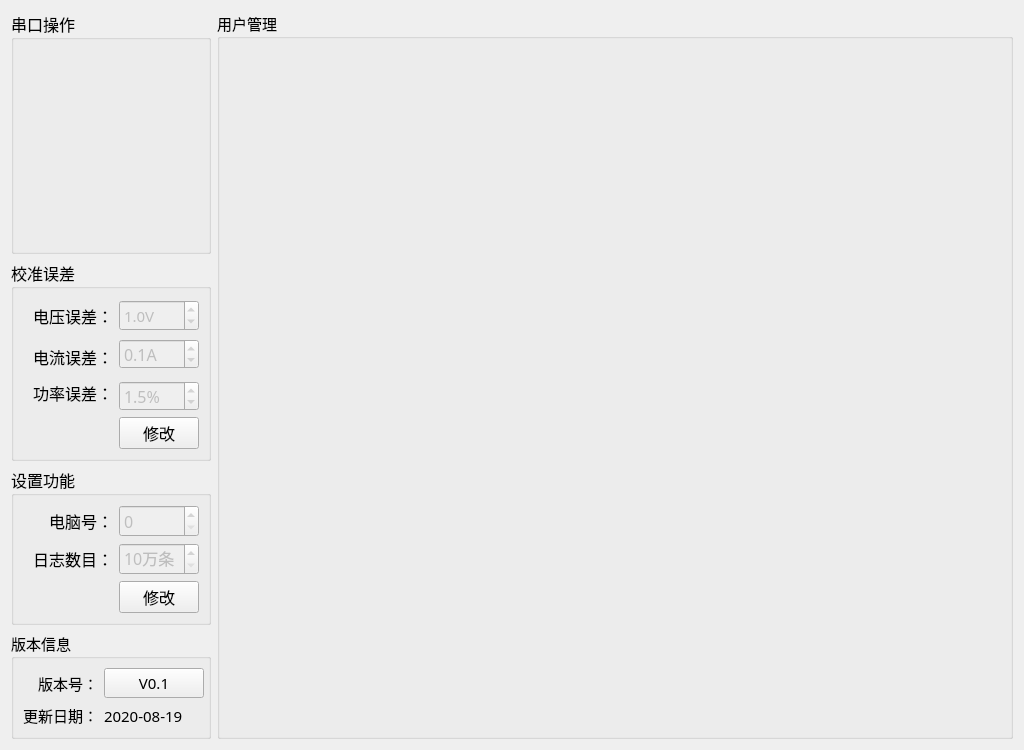
First picture: the form in MasterCtrlSet/setups/setup_mainwid.ui, repository ChinaClever/PDU-Settings, before the edit.
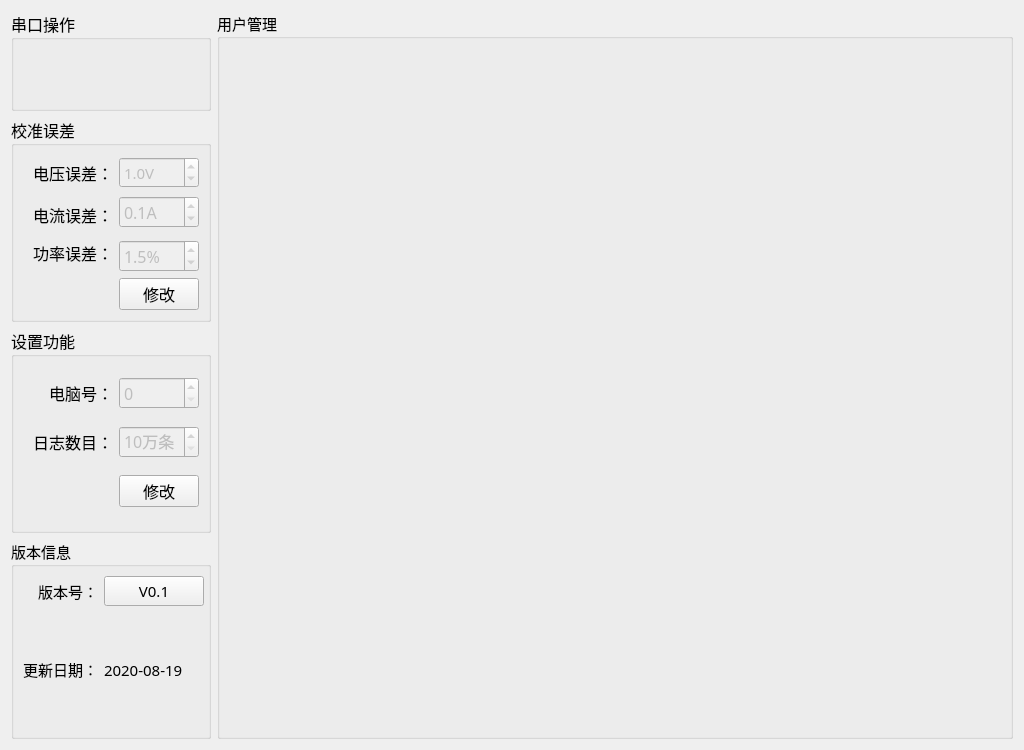
Second picture: the form after the edit.

```diff
--- a/MasterCtrlSet/setups/setup_mainwid.ui
+++ b/MasterCtrlSet/setups/setup_mainwid.ui
@@ -25,13 +25,13 @@
      <property name="minimumSize">
       <size>
        <width>0</width>
-       <height>240</height>
+       <height>70</height>
       </size>
      </property>
      <property name="maximumSize">
       <size>
        <width>200</width>
-       <height>260</height>
+       <height>100</height>
       </size>
      </property>
      <property name="font">
@@ -48,27 +48,7 @@
        <number>0</number>
       </property>
       <item row="0" column="0">
-       <widget class="QWidget" name="serWid_1" native="true">
-        <property name="minimumSize">
-         <size>
-          <width>0</width>
-          <height>70</height>
-         </size>
-        </property>
-       </widget>
-      </item>
-      <item row="1" column="0">
-       <widget class="QWidget" name="serWid_2" native="true">
-        <property name="minimumSize">
-         <size>
-          <width>0</width>
-          <height>70</height>
-         </size>
-        </property>
-       </widget>
-      </item>
-      <item row="2" column="0">
-       <widget class="QWidget" name="sourceWid" native="true">
+       <widget class="QWidget" name="comWid" native="true">
         <property name="minimumSize">
          <size>
           <width>0</width>
```
